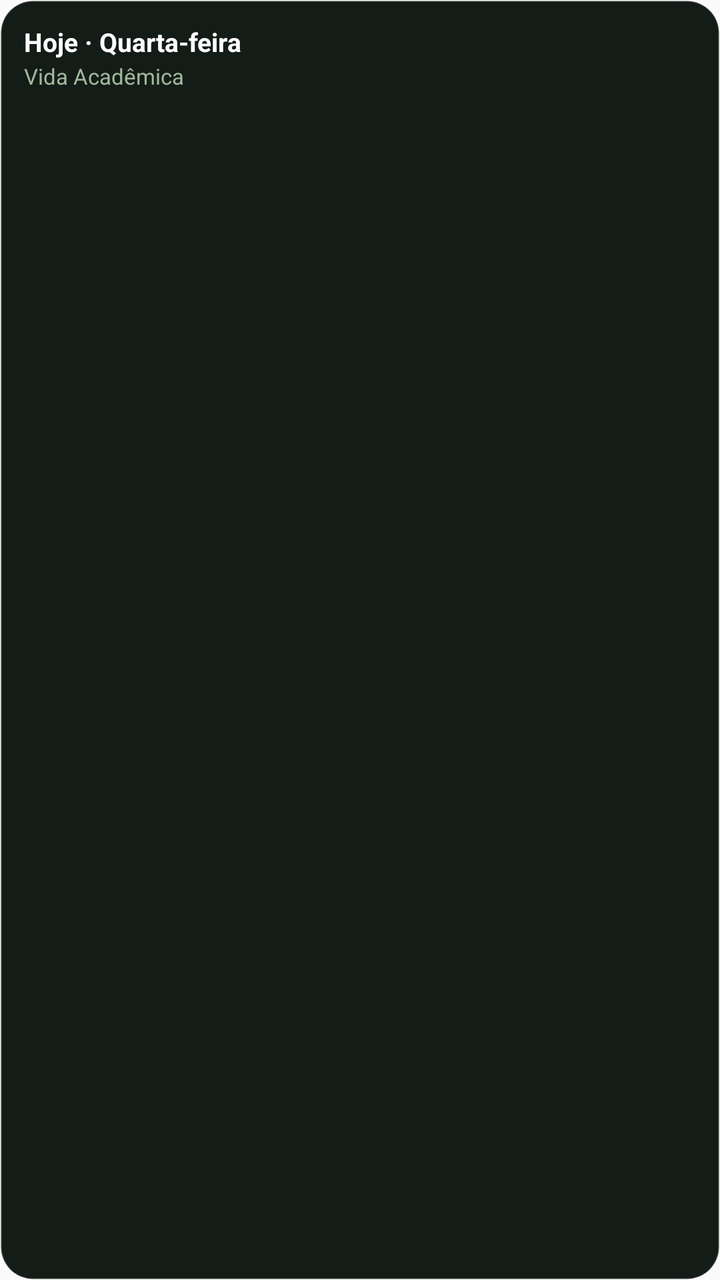
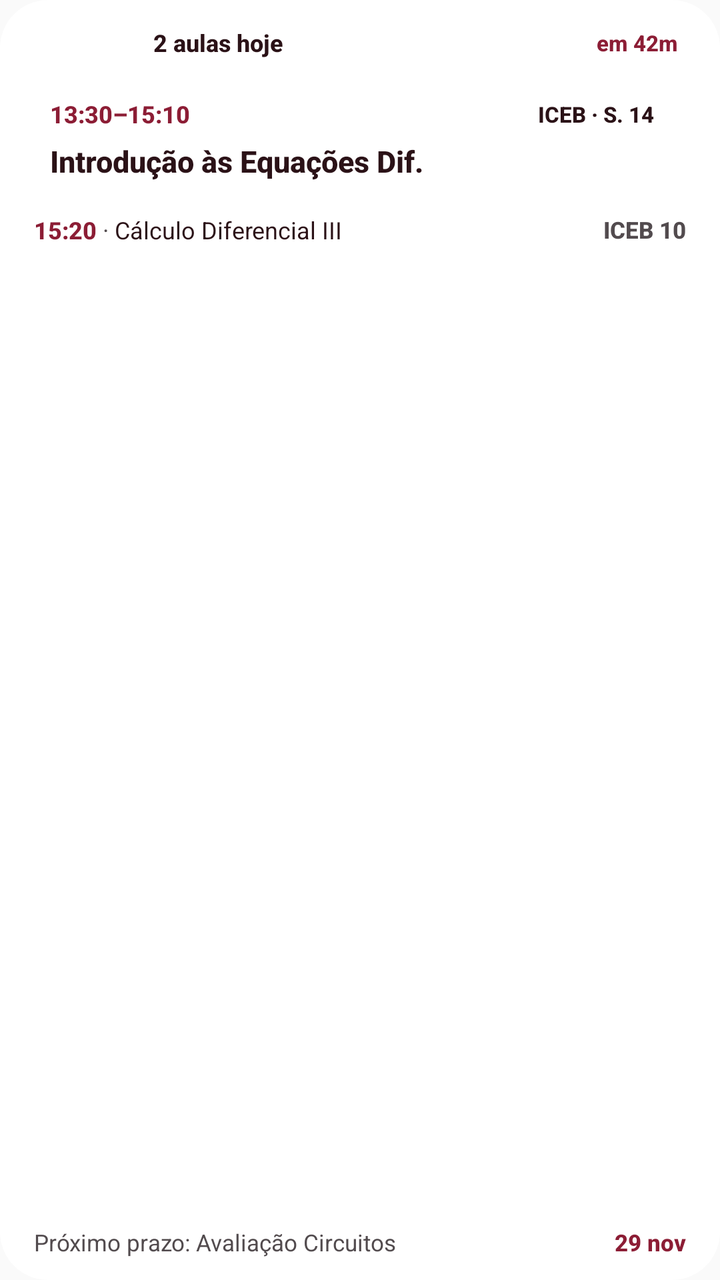

Screens rendered from an Android XML layout before and after an edit, with the pre-edit source and the edit as a unified diff.
<!-- AndroidManifest.xml: application theme android:Theme.Material.Light.NoActionBar -->
<!-- res/layout/widget_vida_academica.xml -->
<?xml version="1.0" encoding="utf-8"?>
<LinearLayout xmlns:android="http://schemas.android.com/apk/res/android"
    android:id="@+id/widget_root"
    android:layout_width="match_parent"
    android:layout_height="match_parent"
    android:orientation="vertical"
    android:background="@drawable/widget_background"
    android:padding="12dp">

    
    <LinearLayout
        android:id="@+id/widget_header_container"
        android:layout_width="match_parent"
        android:layout_height="wrap_content"
        android:orientation="vertical"
        android:layout_marginBottom="8dp">

        <TextView
            android:id="@+id/widget_header_day"
            android:layout_width="match_parent"
            android:layout_height="wrap_content"
            android:textColor="#FFFFFF"
            android:textSize="13sp"
            android:textStyle="bold"
            android:maxLines="1"
            android:ellipsize="end"
            android:text="Hoje · Quarta-feira" />

        <TextView
            android:id="@+id/widget_header_app_title"
            android:layout_width="match_parent"
            android:layout_height="wrap_content"
            android:layout_marginTop="1dp"
            android:textColor="#A0B89C"
            android:textSize="11sp"
            android:maxLines="1"
            android:ellipsize="end"
            android:text="@string/widget_name" />
    </LinearLayout>

    
    <FrameLayout
        android:layout_width="match_parent"
        android:layout_height="0dp"
        android:layout_weight="1">

        <ListView
            android:id="@+id/widget_schedule_list"
            android:layout_width="match_parent"
            android:layout_height="match_parent"
            android:divider="@android:color/transparent"
            android:dividerHeight="6dp"
            android:scrollbars="vertical" />

        <TextView
            android:id="@+id/widget_empty_view"
            android:layout_width="match_parent"
            android:layout_height="match_parent"
            android:gravity="center"
            android:text="@string/widget_empty_message"
            android:textColor="#8E95A2"
            android:textSize="12sp"
            android:padding="16dp"
            android:visibility="gone" />
    </FrameLayout>
</LinearLayout>
<!-- resources referenced by this layout -->
<resources>
  <!-- drawable widget_background (drawable) -->
  <?xml version="1.0" encoding="utf-8"?>
  <shape xmlns:android="http://schemas.android.com/apk/res/android"
      android:shape="rectangle">
      <solid android:color="#141C17" />
      <corners android:radius="16dp" />
      <stroke
          android:width="1dp"
          android:color="#26FFFFFF" />
  </shape>
  <string name="widget_empty_message">Nenhuma aula ou compromisso hoje</string>
  <string name="widget_name">Vida Acadêmica</string>
</resources>

<!-- the commit's change to res/layout/widget_vida_academica.xml (unified diff, before → after) -->
@@ -1,66 +1,414 @@
 <?xml version="1.0" encoding="utf-8"?>
-<LinearLayout xmlns:android="http://schemas.android.com/apk/res/android"
+<FrameLayout xmlns:android="http://schemas.android.com/apk/res/android"
     android:id="@+id/widget_root"
     android:layout_width="match_parent"
-    android:layout_height="match_parent"
-    android:orientation="vertical"
-    android:background="@drawable/widget_background"
-    android:padding="12dp">
-
-    
+    android:layout_height="match_parent">
+
+    <ImageView
+        android:id="@+id/widget_root_bg"
+        android:layout_width="match_parent"
+        android:layout_height="match_parent"
+        android:scaleType="fitXY"
+        android:src="@drawable/widget_background"
+        android:contentDescription="@null" />
+
     <LinearLayout
-        android:id="@+id/widget_header_container"
         android:layout_width="match_parent"
-        android:layout_height="wrap_content"
+        android:layout_height="match_parent"
         android:orientation="vertical"
-        android:layout_marginBottom="8dp">
-
-        <TextView
-            android:id="@+id/widget_header_day"
+        android:paddingStart="13dp"
+        android:paddingTop="11dp"
+        android:paddingEnd="13dp"
+        android:paddingBottom="11dp">
+
+        
+        <LinearLayout
+            android:id="@+id/widget_header_container"
             android:layout_width="match_parent"
             android:layout_height="wrap_content"
-            android:textColor="#FFFFFF"
-            android:textSize="13sp"
-            android:textStyle="bold"
-            android:maxLines="1"
-            android:ellipsize="end"
-            android:text="Hoje · Quarta-feira" />
-
-        <TextView
-            android:id="@+id/widget_header_app_title"
+            android:gravity="center_vertical"
+            android:orientation="horizontal">
+
+            <FrameLayout
+                android:layout_width="wrap_content"
+                android:layout_height="wrap_content">
+
+                <ImageView
+                    android:id="@+id/widget_day_pill_bg"
+                    android:layout_width="match_parent"
+                    android:layout_height="match_parent"
+                    android:scaleType="fitXY"
+                    android:src="@drawable/widget_pill_background"
+                    android:contentDescription="@null" />
+
+                <TextView
+                    android:id="@+id/widget_day_pill_text"
+                    android:layout_width="wrap_content"
+                    android:layout_height="wrap_content"
+                    android:fontFamily="sans-serif-medium"
+                    android:fontFeatureSettings="tnum"
+                    android:maxLines="1"
+                    android:paddingStart="9dp"
+                    android:paddingTop="3dp"
+                    android:paddingEnd="9dp"
+                    android:paddingBottom="3dp"
+                    android:singleLine="true"
+                    android:text="QUA 25"
+                    android:textColor="#FFFFFFFF"
+                    android:textSize="11sp"
+                    android:textStyle="bold" />
+            </FrameLayout>
+
+            <TextView
+                android:id="@+id/widget_header_summary"
+                android:layout_width="0dp"
+                android:layout_height="wrap_content"
+                android:layout_marginStart="8dp"
+                android:layout_weight="1"
+                android:ellipsize="end"
+                android:fontFamily="sans-serif-medium"
+                android:fontFeatureSettings="tnum"
+                android:maxLines="1"
+                android:text="2 aulas hoje"
+                android:textColor="#FF2B1217"
+                android:textSize="12sp"
+                android:textStyle="bold" />
+
+            <FrameLayout
+                android:id="@+id/widget_countdown_container"
+                android:layout_width="wrap_content"
+                android:layout_height="wrap_content"
+                android:layout_marginStart="6dp">
+
+                <ImageView
+                    android:id="@+id/widget_countdown_bg"
+                    android:layout_width="match_parent"
+                    android:layout_height="match_parent"
+                    android:scaleType="fitXY"
+                    android:src="@drawable/widget_pill_background"
+                    android:contentDescription="@null" />
+
+                <TextView
+                    android:id="@+id/widget_countdown_text"
+                    android:layout_width="wrap_content"
+                    android:layout_height="wrap_content"
+                    android:fontFamily="sans-serif-medium"
+                    android:fontFeatureSettings="tnum"
+                    android:maxLines="1"
+                    android:paddingStart="8dp"
+                    android:paddingTop="2dp"
+                    android:paddingEnd="8dp"
+                    android:paddingBottom="2dp"
+                    android:singleLine="true"
+                    android:text="em 42m"
+                    android:textColor="#FF8C1D35"
+                    android:textSize="11sp"
+                    android:textStyle="bold" />
+            </FrameLayout>
+        </LinearLayout>
+
+        
+        <LinearLayout
+            android:id="@+id/widget_active_schedule_container"
+            android:layout_width="match_parent"
+            android:layout_height="0dp"
+            android:layout_marginTop="7dp"
+            android:layout_weight="1"
+            android:orientation="vertical">
+
+            
+            <FrameLayout
+                android:id="@+id/widget_spotlight_card"
+                android:layout_width="match_parent"
+                android:layout_height="wrap_content">
+
+                <ImageView
+                    android:id="@+id/widget_spotlight_bg"
+                    android:layout_width="match_parent"
+                    android:layout_height="match_parent"
+                    android:scaleType="fitXY"
+                    android:src="@drawable/widget_item_background"
+                    android:contentDescription="@null" />
+
+                <LinearLayout
+                    android:layout_width="match_parent"
+                    android:layout_height="wrap_content"
+                    android:orientation="vertical"
+                    android:paddingStart="12dp"
+                    android:paddingTop="9dp"
+                    android:paddingEnd="12dp"
+                    android:paddingBottom="9dp">
+
+                    <LinearLayout
+                        android:layout_width="match_parent"
+                        android:layout_height="wrap_content"
+                        android:gravity="center_vertical"
+                        android:orientation="horizontal">
+
+                        <TextView
+                            android:id="@+id/widget_spotlight_time"
+                            android:layout_width="wrap_content"
+                            android:layout_height="wrap_content"
+                            android:fontFamily="sans-serif-medium"
+                            android:fontFeatureSettings="tnum"
+                            android:singleLine="true"
+                            android:text="13:30–15:10"
+                            android:textColor="#FF8C1D35"
+                            android:textSize="12sp"
+                            android:textStyle="bold" />
+
+                        <Space
+                            android:layout_width="0dp"
+                            android:layout_height="1dp"
+                            android:layout_weight="1" />
+
+                        <FrameLayout
+                            android:id="@+id/widget_spotlight_room_container"
+                            android:layout_width="wrap_content"
+                            android:layout_height="wrap_content"
+                            android:layout_marginStart="8dp">
+
+                            <ImageView
+                                android:id="@+id/widget_spotlight_room_bg"
+                                android:layout_width="match_parent"
+                                android:layout_height="match_parent"
+                                android:scaleType="fitXY"
+                                android:src="@drawable/widget_pill_background"
+                                android:contentDescription="@null" />
+
+                            <TextView
+                                android:id="@+id/widget_spotlight_room"
+                                android:layout_width="wrap_content"
+                                android:layout_height="wrap_content"
+                                android:ellipsize="end"
+                                android:fontFamily="sans-serif-medium"
+                                android:fontFeatureSettings="tnum"
+                                android:maxLines="1"
+                                android:paddingStart="8dp"
+                                android:paddingTop="2dp"
+                                android:paddingEnd="8dp"
+                                android:paddingBottom="2dp"
+                                android:singleLine="true"
+                                android:text="ICEB · S. 14"
+                                android:textColor="#FF2B1217"
+                                android:textSize="11sp"
+                                android:textStyle="bold" />
+                        </FrameLayout>
+                    </LinearLayout>
+
+                    <TextView
+                        android:id="@+id/widget_spotlight_title"
+                        android:layout_width="match_parent"
+                        android:layout_height="wrap_content"
+                        android:layout_marginTop="4dp"
+                        android:ellipsize="end"
+                        android:fontFamily="sans-serif-medium"
+                        android:maxLines="1"
+                        android:text="Introdução às Equações Dif."
+                        android:textColor="#FF2B1217"
+                        android:textSize="15sp"
+                        android:textStyle="bold" />
+                </LinearLayout>
+            </FrameLayout>
+
+            
+            <LinearLayout
+                android:id="@+id/widget_following_row"
+                android:layout_width="match_parent"
+                android:layout_height="wrap_content"
+                android:layout_marginTop="7dp"
+                android:gravity="center_vertical"
+                android:orientation="horizontal"
+                android:paddingStart="4dp"
+                android:paddingEnd="4dp">
+
+                <TextView
+                    android:id="@+id/widget_following_time"
+                    android:layout_width="wrap_content"
+                    android:layout_height="wrap_content"
+                    android:fontFamily="sans-serif-medium"
+                    android:fontFeatureSettings="tnum"
+                    android:singleLine="true"
+                    android:text="15:20"
+                    android:textColor="#FF8C1D35"
+                    android:textSize="12sp"
+                    android:textStyle="bold" />
+
+                <TextView
+                    android:id="@+id/widget_following_sep"
+                    android:layout_width="wrap_content"
+                    android:layout_height="wrap_content"
+                    android:text=" · "
+                    android:textColor="#FF524B4E"
+                    android:textSize="12sp" />
+
+                <TextView
+                    android:id="@+id/widget_following_title"
+                    android:layout_width="0dp"
+                    android:layout_height="wrap_content"
+                    android:layout_weight="1"
+                    android:ellipsize="end"
+                    android:fontFamily="sans-serif"
+                    android:maxLines="1"
+                    android:text="Cálculo Diferencial III"
+                    android:textColor="#FF2B1217"
+                    android:textSize="12sp" />
+
+                <TextView
+                    android:id="@+id/widget_following_room"
+                    android:layout_width="wrap_content"
+                    android:layout_height="wrap_content"
+                    android:layout_marginStart="8dp"
+                    android:fontFamily="sans-serif-medium"
+                    android:fontFeatureSettings="tnum"
+                    android:singleLine="true"
+                    android:text="ICEB 10"
+                    android:textColor="#FF524B4E"
+                    android:textSize="11.5sp"
+                    android:textStyle="bold" />
+            </LinearLayout>
+
+            <Space
+                android:layout_width="match_parent"
+                android:layout_height="0dp"
+                android:layout_weight="1" />
+        </LinearLayout>
+
+        
+        <LinearLayout
+            android:id="@+id/widget_free_day_container"
+            android:layout_width="match_parent"
+            android:layout_height="0dp"
+            android:layout_marginTop="7dp"
+            android:layout_weight="1"
+            android:orientation="vertical"
+            android:visibility="gone">
+
+            <TextView
+                android:id="@+id/widget_free_day_title"
+                android:layout_width="match_parent"
+                android:layout_height="wrap_content"
+                android:fontFamily="sans-serif-medium"
+                android:paddingStart="2dp"
+                android:paddingEnd="2dp"
+                android:text="@string/widget_empty_message"
+                android:textColor="#FF2B1217"
+                android:textSize="13sp"
+                android:textStyle="bold" />
+
+            <FrameLayout
+                android:id="@+id/widget_free_day_card"
+                android:layout_width="match_parent"
+                android:layout_height="wrap_content"
+                android:layout_marginTop="6dp">
+
+                <ImageView
+                    android:id="@+id/widget_free_day_card_bg"
+                    android:layout_width="match_parent"
+                    android:layout_height="match_parent"
+                    android:scaleType="fitXY"
+                    android:src="@drawable/widget_item_background"
+                    android:contentDescription="@null" />
+
+                <LinearLayout
+                    android:layout_width="match_parent"
+                    android:layout_height="wrap_content"
+                    android:orientation="vertical"
+                    android:paddingStart="12dp"
+                    android:paddingTop="9dp"
+                    android:paddingEnd="12dp"
+                    android:paddingBottom="9dp">
+
+                    <LinearLayout
+                        android:layout_width="match_parent"
+                        android:layout_height="wrap_content"
+                        android:gravity="center_vertical"
+                        android:orientation="horizontal">
+
+                        <TextView
+                            android:id="@+id/widget_free_day_kicker"
+                            android:layout_width="0dp"
+                            android:layout_height="wrap_content"
+                            android:layout_weight="1"
+                            android:ellipsize="end"
+                            android:fontFamily="sans-serif-medium"
+                            android:fontFeatureSettings="tnum"
+                            android:maxLines="1"
+                            android:text="AMANHÃ · 29 NOV"
+                            android:textColor="#FF8C1D35"
+                            android:textSize="11sp"
+                            android:textStyle="bold" />
+
+                        <TextView
+                            android:id="@+id/widget_free_day_trailing"
+                            android:layout_width="wrap_content"
+                            android:layout_height="wrap_content"
+                            android:layout_marginStart="8dp"
+                            android:fontFamily="sans-serif-medium"
+                            android:fontFeatureSettings="tnum"
+                            android:singleLine="true"
+                            android:text="18:00"
+                            android:textColor="#FF524B4E"
+                            android:textSize="11sp"
+                            android:textStyle="bold" />
+                    </LinearLayout>
+
+                    <TextView
+                        android:id="@+id/widget_free_day_detail"
+                        android:layout_width="match_parent"
+                        android:layout_height="wrap_content"
+                        android:layout_marginTop="3dp"
+                        android:ellipsize="end"
+                        android:fontFamily="sans-serif-medium"
+                        android:maxLines="1"
+                        android:text="Prova Circuitos · 18:00"
+                        android:textColor="#FF2B1217"
+                        android:textSize="13.5sp"
+                        android:textStyle="bold" />
+                </LinearLayout>
+            </FrameLayout>
+
+            <Space
+                android:layout_width="match_parent"
+                android:layout_height="0dp"
+                android:layout_weight="1" />
+        </LinearLayout>
+
+        
+        <LinearLayout
+            android:id="@+id/widget_footer_row"
             android:layout_width="match_parent"
             android:layout_height="wrap_content"
-            android:layout_marginTop="1dp"
-            android:textColor="#A0B89C"
-            android:textSize="11sp"
-            android:maxLines="1"
-            android:ellipsize="end"
-            android:text="@string/widget_name" />
+            android:layout_marginTop="4dp"
+            android:gravity="center_vertical"
+            android:orientation="horizontal"
+            android:paddingStart="4dp"
+            android:paddingEnd="4dp">
+
+            <TextView
+                android:id="@+id/widget_footer_label"
+                android:layout_width="0dp"
+                android:layout_height="wrap_content"
+                android:layout_weight="1"
+                android:ellipsize="end"
+                android:fontFamily="sans-serif"
+                android:maxLines="1"
+                android:text="Próximo prazo: Avaliação Circuitos"
+                android:textColor="#FF524B4E"
+                android:textSize="11.5sp" />
+
+            <TextView
+                android:id="@+id/widget_footer_trailing"
+                android:layout_width="wrap_content"
+                android:layout_height="wrap_content"
+                android:layout_marginStart="8dp"
+                android:fontFamily="sans-serif-medium"
+                android:fontFeatureSettings="tnum"
+                android:singleLine="true"
+                android:text="29 nov"
+                android:textColor="#FF8C1D35"
+                android:textSize="11.5sp"
+                android:textStyle="bold" />
+        </LinearLayout>
     </LinearLayout>
-
-    
-    <FrameLayout
-        android:layout_width="match_parent"
-        android:layout_height="0dp"
-        android:layout_weight="1">
-
-        <ListView
-            android:id="@+id/widget_schedule_list"
-            android:layout_width="match_parent"
-            android:layout_height="match_parent"
-            android:divider="@android:color/transparent"
-            android:dividerHeight="6dp"
-            android:scrollbars="vertical" />
-
-        <TextView
-            android:id="@+id/widget_empty_view"
-            android:layout_width="match_parent"
-            android:layout_height="match_parent"
-            android:gravity="center"
-            android:text="@string/widget_empty_message"
-            android:textColor="#8E95A2"
-            android:textSize="12sp"
-            android:padding="16dp"
-            android:visibility="gone" />
-    </FrameLayout>
-</LinearLayout>
+</FrameLayout>
<!-- resource entries referenced after the edit -->
@@ -4,13 +4,23 @@
   <?xml version="1.0" encoding="utf-8"?>
   <shape xmlns:android="http://schemas.android.com/apk/res/android"
       android:shape="rectangle">
-      <solid android:color="#141C17" />
-      <corners android:radius="16dp" />
-      <stroke
-          android:width="1dp"
-          android:color="#26FFFFFF" />
+      <solid android:color="#FFFFFFFF" />
+      <corners android:radius="24dp" />
   </shape>
-  <string name="widget_empty_message">Nenhuma aula ou compromisso hoje</string>
-  <string name="widget_name">Vida Acadêmica</string>
+  <!-- drawable widget_item_background (drawable) -->
+  <?xml version="1.0" encoding="utf-8"?>
+  <shape xmlns:android="http://schemas.android.com/apk/res/android"
+      android:shape="rectangle">
+      <solid android:color="#FFFFFFFF" />
+      <corners android:radius="18dp" />
+  </shape>
+  <!-- drawable widget_pill_background (drawable) -->
+  <?xml version="1.0" encoding="utf-8"?>
+  <shape xmlns:android="http://schemas.android.com/apk/res/android"
+      android:shape="rectangle">
+      <solid android:color="#FFFFFFFF" />
+      <corners android:radius="999dp" />
+  </shape>
+  <string name="widget_empty_message">Sem aulas hoje</string>
 </resources>
 
